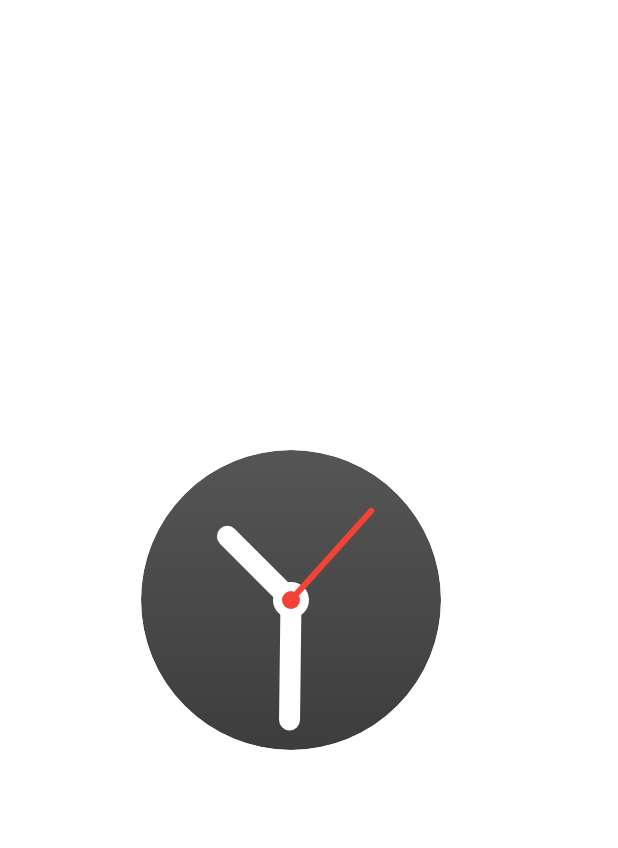
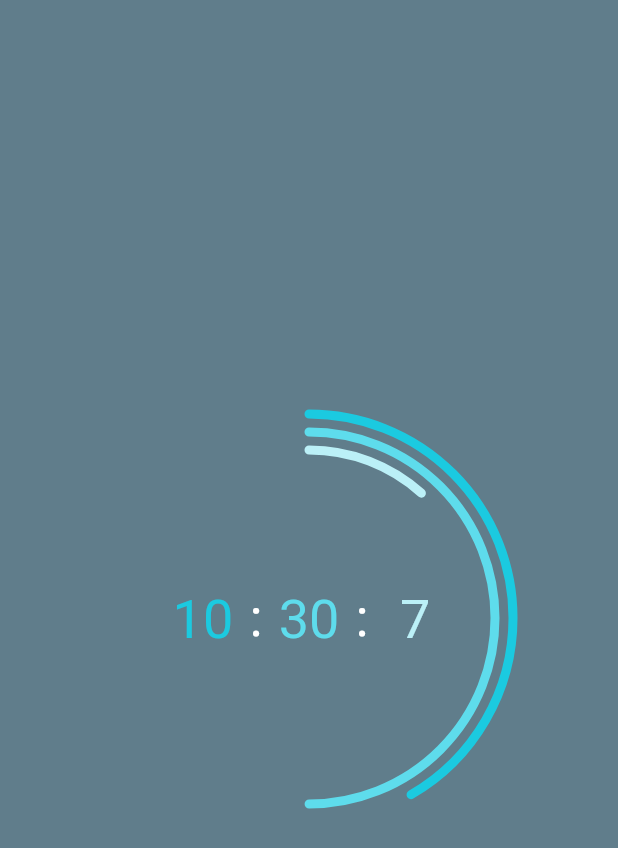
Before and after one commit to Bharathh-Raj/clock_app, a Flutter app: the screen it shows after launch, on a phone screen of 412 x 824 dp. Shown: the top 848 px of the screen. Run offline on Flutter 3.47's test engine with Material 2 defaults, Android fonts, the phone set to English and light mode, and no system bars.

Commit message:
feat: added neon clock face and digital clock face

```diff
--- /dev/null
+++ b/lib/clock_faces/digital_clock_face.dart
@@ -0,0 +1,39 @@
+import 'package:clock_app/core/clock/digital_clock.dart';
+import 'package:clock_app/core/clock/neon_clock.dart';
+import 'package:flutter/material.dart';
+
+class DigitalClockFace extends StatelessWidget {
+  const DigitalClockFace({Key? key}) : super(key: key);
+
+  @override
+  Widget build(BuildContext context) {
+    return Scaffold(
+      body: Container(
+        color: Colors.blueGrey,
+        child: Center(
+          child: DigitalClock(
+            clockRadius: 136,
+          ),
+        ),
+      ),
+    );
+  }
+}
+
+class NeonClockFace extends StatelessWidget {
+  const NeonClockFace({Key? key}) : super(key: key);
+
+  @override
+  Widget build(BuildContext context) {
+    return Scaffold(
+      body: Container(
+        color: Color(0xff1A1F39),
+        child: Center(
+          child: NeonClock(
+            clockRadius: 136,
+          ),
+        ),
+      ),
+    );
+  }
+}
--- a/lib/core/clock/clock_hands.dart
+++ b/lib/core/clock/analog_clock_hands.dart
@@ -5,7 +5,7 @@ import 'package:clock_app/core/get_offset.dart';
 import 'package:flutter/cupertino.dart';
 import 'package:flutter/material.dart';
 
-class ClockHands extends CustomPainter {
+class AnalogClockHands extends CustomPainter {
   final double hourHandLength;
   final double minuteHandLength;
   final double secondHandLength;
@@ -26,7 +26,7 @@ class ClockHands extends CustomPainter {
   final bool showMinuteHand;
   final bool showHourHand;
 
-  ClockHands({
+  AnalogClockHands({
     required this.hourHandStrokeWidth,
     required this.minuteHandStrokeWidth,
     required this.secondHandStrokeWidth,
@@ -119,5 +119,5 @@ class ClockHands extends CustomPainter {
   }
 
   @override
-  bool shouldRepaint(covariant ClockHands oldDelegate) => dateTime.second != oldDelegate.dateTime.second;
+  bool shouldRepaint(covariant AnalogClockHands oldDelegate) => dateTime.second != oldDelegate.dateTime.second;
 }
--- /dev/null
+++ b/lib/core/clock/arc_hand.dart
@@ -0,0 +1,42 @@
+import 'dart:math' as math;
+
+import 'package:flutter/cupertino.dart';
+
+class ArcHand extends CustomPainter {
+  final double value;
+  final Color arcColor;
+  final double _arcSweep;
+  final bool enableNeonEffect;
+
+  static const double _twoPi = math.pi * 2.0;
+  static const double _epsilon = .001;
+  static const double _sweep = _twoPi - _epsilon;
+
+  ArcHand({required this.value, required this.arcColor, this.enableNeonEffect = false})
+      : _arcSweep = value.clamp(0.0, 1.0) * _sweep;
+
+  @override
+  void paint(Canvas canvas, Size size) {
+    if (enableNeonEffect) {
+      Path path = Path();
+      path.addArc(Offset.zero & size, -math.pi / 2, _arcSweep);
+      Paint _shadowPaint = Paint()
+        ..color = arcColor.withOpacity(0.4)
+        ..style = PaintingStyle.stroke
+        ..maskFilter = MaskFilter.blur(BlurStyle.normal, 4)
+        ..strokeCap = StrokeCap.round
+        ..strokeWidth = 18;
+      canvas.drawPath(path, _shadowPaint);
+    }
+    Paint _paint = Paint()
+      ..color = arcColor
+      ..style = PaintingStyle.stroke
+      ..strokeCap = StrokeCap.round
+      // ..strokeJoin = StrokeJoin.round
+      ..strokeWidth = 6;
+    canvas.drawArc(Offset.zero & size, -math.pi / 2, _arcSweep, false, _paint);
+  }
+
+  @override
+  bool shouldRepaint(covariant ArcHand oldDelegate) => value != oldDelegate.value;
+}
--- a/lib/core/clock/clock.dart
+++ b/lib/core/clock/clock.dart
@@ -1,5 +1,5 @@
+import 'package:clock_app/core/clock/analog_clock_hands.dart';
 import 'package:clock_app/core/clock/base_clock.dart';
-import 'package:clock_app/core/clock/clock_hands.dart';
 import 'package:flutter/material.dart';
 
 class Clock extends StatefulWidget {
@@ -39,9 +39,9 @@ class Clock extends StatefulWidget {
     Key? key,
     required this.clockRadius,
     required this.gradientColorList,
-    required this.hourHandStrokeWidth,
-    required this.minuteHandStrokeWidth,
-    required this.secondHandStrokeWidth,
+    this.hourHandStrokeWidth = 6,
+    this.minuteHandStrokeWidth = 6,
+    this.secondHandStrokeWidth = 2,
     this.centerCircleRadius = 8,
     this.centerCircleColor = Colors.white,
     this.secondaryCircleRadius = 0,
@@ -104,7 +104,7 @@ class _ClockState extends State<Clock> {
           stream: _timer,
           builder: (context, snapshot) {
             return CustomPaint(
-              painter: ClockHands(
+              painter: AnalogClockHands(
                 secondaryCircleColor: widget.secondaryCircleColor,
                 secondaryCircleRadius: widget.secondaryCircleRadius,
                 centerCircleColor: widget.centerCircleColor,
--- /dev/null
+++ b/lib/core/clock/digital_clock.dart
@@ -0,0 +1,72 @@
+import 'package:clock_app/core/clock/arc_hand.dart';
+import 'package:flutter/material.dart';
+
+import 'digital_clock_text.dart';
+
+const Color _hourColor = Color(0xff1bcae0);
+const Color _minuteColor = Color(0xff5EDCEC);
+const Color _secondColor = Color(0xffBBF0F7);
+
+class DigitalClock extends StatefulWidget {
+  final double clockRadius;
+  const DigitalClock({Key? key, required this.clockRadius}) : super(key: key);
+
+  @override
+  _DigitalClockState createState() => _DigitalClockState();
+}
+
+class _DigitalClockState extends State<DigitalClock> {
+  late DateTime _currentTime;
+  late final Stream<DateTime> _timer;
+  @override
+  void initState() {
+    _currentTime = DateTime.now();
+    _timer = Stream.periodic(Duration(seconds: 1), (second) {
+      _currentTime = DateTime.now();
+      return _currentTime;
+    }).asBroadcastStream();
+    super.initState();
+  }
+
+  @override
+  Widget build(BuildContext context) {
+    return SizedBox(
+      height: (widget.clockRadius * 2),
+      width: (widget.clockRadius * 2),
+      child: StreamBuilder(
+        stream: _timer,
+        builder: (context, snapshot) => CustomPaint(
+          size: Size(widget.clockRadius * 2, widget.clockRadius * 2),
+          painter: ArcHand(value: _currentTime.hour / 24, arcColor: _hourColor),
+          // painter: ArcHand(value: _currentTime.hour / 24, arcColor: Color(0xff23dcd6)),
+          child: Center(
+            child: SizedBox(
+              height: (widget.clockRadius * 2) - 24,
+              width: (widget.clockRadius * 2) - 24,
+              child: CustomPaint(
+                painter: ArcHand(value: _currentTime.minute / 60, arcColor: _minuteColor),
+                // painter: ArcHand(value: _currentTime.minute / 60, arcColor: Color(0xffcfe21d)),
+                child: Center(
+                  child: SizedBox(
+                    height: (widget.clockRadius * 2) - 48,
+                    width: (widget.clockRadius * 2) - 48,
+                    child: CustomPaint(
+                      painter: ArcHand(value: _currentTime.second / 60, arcColor: _secondColor),
+                      // painter: ArcHand(value: _currentTime.second / 60, arcColor: Color(0xff1de230)),
+                      child: DigitalClockText(
+                        hourColor: _hourColor,
+                        minuteColor: _minuteColor,
+                        secondColor: _secondColor,
+                        dateTime: _currentTime,
+                      ),
+                    ),
+                  ),
+                ),
+              ),
+            ),
+          ),
+        ),
+      ),
+    );
+  }
+}
--- /dev/null
+++ b/lib/core/clock/digital_clock_text.dart
@@ -0,0 +1,52 @@
+import 'package:flutter/cupertino.dart';
+import 'package:flutter/material.dart';
+
+class DigitalClockText extends StatelessWidget {
+  final DateTime dateTime;
+  final Color hourColor;
+  final Color minuteColor;
+  final Color secondColor;
+
+  DigitalClockText({
+    required this.dateTime,
+    required this.hourColor,
+    required this.secondColor,
+    required this.minuteColor,
+  });
+
+  @override
+  Widget build(BuildContext context) {
+    final Text _separatorText = Text(
+      ":",
+      style: TextStyle(color: Colors.white, fontSize: 36),
+      textAlign: TextAlign.center,
+    );
+    return Row(
+      crossAxisAlignment: CrossAxisAlignment.center,
+      mainAxisAlignment: MainAxisAlignment.center,
+      children: [
+        _buildText(dateTime.hour.toString(), hourColor),
+        _separatorText,
+        _buildText(dateTime.minute.toString(), minuteColor),
+        _separatorText,
+        _buildText(dateTime.second.toString(), secondColor),
+      ],
+    );
+  }
+
+  Widget _buildText(String text, Color color) {
+    return SizedBox(
+      height: 40,
+      width: 62,
+      child: Text(
+        text,
+        textAlign: TextAlign.center,
+        style: TextStyle(
+          color: color,
+          // color: Color(0xffF9E31B),
+          fontSize: 36,
+        ),
+      ),
+    );
+  }
+}
--- a/lib/main.dart
+++ b/lib/main.dart
@@ -1,6 +1,7 @@
 import 'package:clock_app/clock_faces/samsung_clock_face.dart';
 import 'package:flutter/material.dart';
 
+import 'clock_faces/digital_clock_face.dart';
 import 'clock_faces/material_clock_face.dart';
 
 void main() {
@@ -26,6 +27,8 @@ class MyHomePage extends StatelessWidget {
   Widget build(BuildContext context) {
     return PageView(
       children: [
+        DigitalClockFace(),
+        NeonClockFace(),
         MaterialClockFace(),
         SamsungClockFace(),
       ],
--- /dev/null
+++ b/lib/models/clock_params.dart
@@ -0,0 +1,3 @@
+// class ClockParams {
+//   final double clockRadius;
+// }
```
Also changed, not shown: lib/core/clock/neon_clock.dart (added, +50 -0 lines), lib/models/base_clock_params.dart (added, +7 -0 lines), lib/models/hands_params.dart (added).
